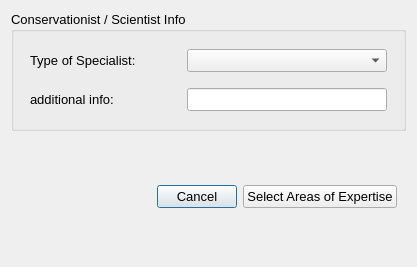
Ecotrust/openoceanmap-desktop, file cobi_loreto/Interview/consscience.ui: the form before one commit.
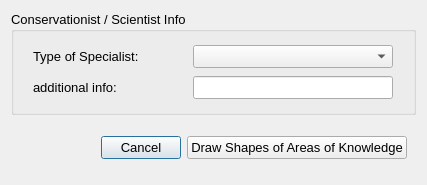
The form after the commit.

Patch:
```diff
--- a/cobi_loreto/Interview/consscience.ui
+++ b/cobi_loreto/Interview/consscience.ui
@@ -6,8 +6,8 @@
    <rect>
     <x>0</x>
     <y>0</y>
-    <width>417</width>
-    <height>267</height>
+    <width>427</width>
+    <height>185</height>
    </rect>
   </property>
   <property name="windowTitle" >
@@ -241,7 +241,7 @@
          </font>
         </property>
         <property name="text" >
-         <string>Select Areas of Expertise</string>
+         <string>Draw Shapes of Areas of Knowledge</string>
         </property>
        </widget>
       </item>
```
